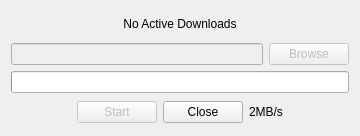
The window that downloaddialog.ui (lawand/droper) describes before a commit, drawn with Qt 5.
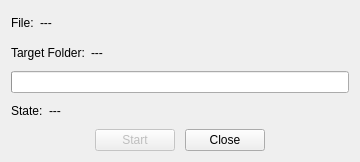
The same window after the commit. Icons and pictures are not drawn.

Commit message: made a lot of changes; variable names, symbian GUI, GUI in general, error checking

```diff
--- a/downloaddialog.ui
+++ b/downloaddialog.ui
@@ -7,7 +7,7 @@
     <x>0</x>
     <y>0</y>
     <width>360</width>
-    <height>136</height>
+    <height>162</height>
    </rect>
   </property>
   <property name="minimumSize">
@@ -27,41 +27,66 @@
    <bool>true</bool>
   </property>
   <layout class="QVBoxLayout" name="verticalLayout">
-   <item>
-    <widget class="QLabel" name="fileNameAndSizeLabel">
-     <property name="text">
-      <string>No Active Downloads</string>
-     </property>
-     <property name="alignment">
-      <set>Qt::AlignCenter</set>
-     </property>
-    </widget>
-   </item>
    <item>
     <layout class="QHBoxLayout" name="horizontalLayout_2">
      <item>
-      <widget class="QLineEdit" name="localPathLineEdit">
-       <property name="enabled">
-        <bool>false</bool>
+      <widget class="QLabel" name="displayFileLabel">
+       <property name="text">
+        <string>File:</string>
        </property>
-       <property name="echoMode">
-        <enum>QLineEdit::Normal</enum>
+      </widget>
+     </item>
+     <item>
+      <widget class="QLabel" name="fileLabel">
+       <property name="text">
+        <string>---</string>
        </property>
-       <property name="readOnly">
-        <bool>true</bool>
-       </property>
       </widget>
      </item>
      <item>
-      <widget class="QPushButton" name="browsePushButton">
-       <property name="enabled">
-        <bool>false</bool>
+      <spacer name="horizontalSpacer_2">
+       <property name="orientation">
+        <enum>Qt::Horizontal</enum>
        </property>
+       <property name="sizeHint" stdset="0">
+        <size>
+         <width>40</width>
+         <height>20</height>
+        </size>
+       </property>
+      </spacer>
+     </item>
+    </layout>
+   </item>
+   <item>
+    <layout class="QHBoxLayout" name="horizontalLayout_3">
+     <item>
+      <widget class="QLabel" name="displayFolderLabel">
        <property name="text">
-        <string>Browse</string>
+        <string>Target Folder:</string>
        </property>
       </widget>
      </item>
+     <item>
+      <widget class="QLabel" name="folderLabel">
+       <property name="text">
+        <string>---</string>
+       </property>
+      </widget>
+     </item>
+     <item>
+      <spacer name="horizontalSpacer_4">
+       <property name="orientation">
+        <enum>Qt::Horizontal</enum>
+       </property>
+       <property name="sizeHint" stdset="0">
+        <size>
+         <width>40</width>
+         <height>20</height>
+        </size>
+       </property>
+      </spacer>
+     </item>
     </layout>
    </item>
    <item>
@@ -74,6 +99,37 @@
      </property>
     </widget>
    </item>
+   <item>
+    <layout class="QHBoxLayout" name="horizontalLayout_4">
+     <item>
+      <widget class="QLabel" name="displayStateLabel">
+       <property name="text">
+        <string>State:</string>
+       </property>
+      </widget>
+     </item>
+     <item>
+      <widget class="QLabel" name="stateLabel">
+       <property name="text">
+        <string>---</string>
+       </property>
+      </widget>
+     </item>
+     <item>
+      <spacer name="horizontalSpacer_5">
+       <property name="orientation">
+        <enum>Qt::Horizontal</enum>
+       </property>
+       <property name="sizeHint" stdset="0">
+        <size>
+         <width>40</width>
+         <height>20</height>
+        </size>
+       </property>
+      </spacer>
+     </item>
+    </layout>
+   </item>
    <item>
     <layout class="QHBoxLayout" name="horizontalLayout">
      <item>
@@ -106,13 +162,6 @@
        </property>
       </widget>
      </item>
-     <item>
-      <widget class="QLabel" name="speedLabel">
-       <property name="text">
-        <string>2MB/s</string>
-       </property>
-      </widget>
-     </item>
      <item>
       <spacer name="horizontalSpacer">
        <property name="orientation">
```
Left out of the diff: 5 changed lines with no effect on the pictures. The commit also changes 2 other files.
